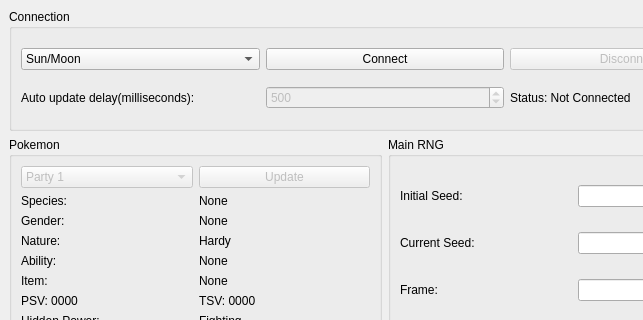
Before: the Qt Designer form MainWindow.ui in Admiral-Fish/CitraRNG, drawn with Qt 5; both pictures show x 0 to 643 and y 0 to 320 of the 770 by 640 pixel window.
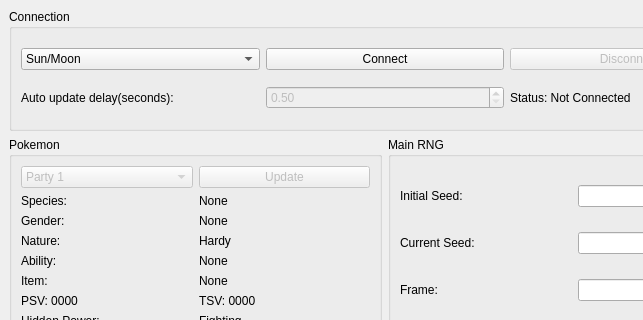
After: the same form once the commit is applied.

```diff
--- a/MainWindow.ui
+++ b/MainWindow.ui
@@ -310,23 +310,7 @@
        <item row="1" column="0">
         <widget class="QLabel" name="labelUpdateDelay">
          <property name="text">
-          <string>Auto update delay(milliseconds):</string>
-         </property>
-        </widget>
-       </item>
-       <item row="1" column="1">
-        <widget class="QSpinBox" name="spinBoxDelay">
-         <property name="enabled">
-          <bool>false</bool>
-         </property>
-         <property name="minimum">
-          <number>300</number>
-         </property>
-         <property name="maximum">
-          <number>2000</number>
-         </property>
-         <property name="value">
-          <number>500</number>
+          <string>Auto update delay(seconds):</string>
          </property>
         </widget>
        </item>
@@ -343,6 +327,19 @@
          </property>
         </widget>
        </item>
+       <item row="1" column="1">
+        <widget class="QDoubleSpinBox" name="doubleSpinBoxDelay">
+         <property name="enabled">
+          <bool>false</bool>
+         </property>
+         <property name="minimum">
+          <double>0.500000000000000</double>
+         </property>
+         <property name="maximum">
+          <double>2.000000000000000</double>
+         </property>
+        </widget>
+       </item>
       </layout>
      </widget>
     </item>
```
Left out of the diff: 2 changed lines with no effect on the pictures.
